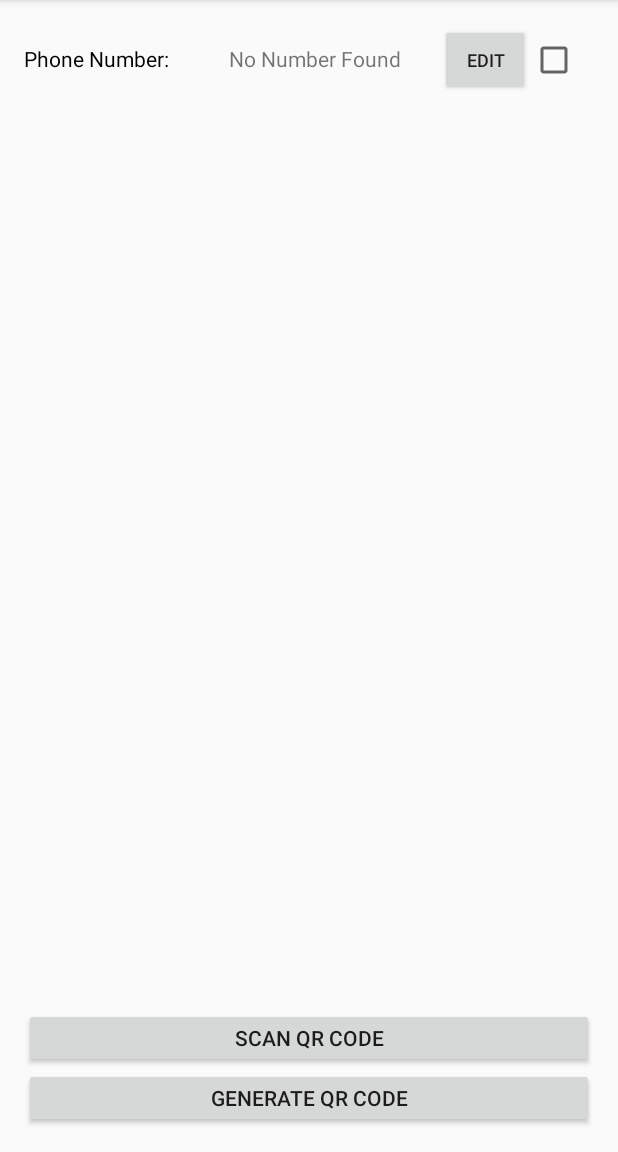
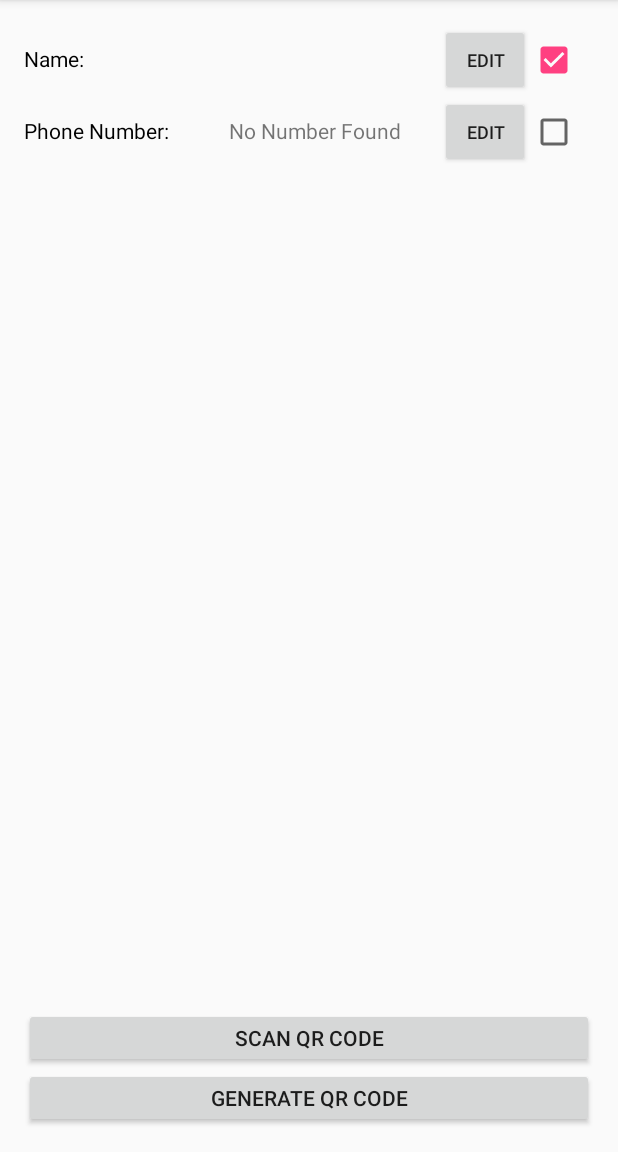
Before and after one commit to eugene-galkine/ContactConnect0, an Android app: the MainActivity screen opened directly, with no data from a screen before it, on a phone screen of 412 x 824 dp, the part 84-1236 px from its top. Run offline under Robolectric (Android 15) with nearby library versions, the phone set to English and light mode, and no system bars; libraries missing offline, so code that uses them is left out: com.journeyapps.barcodescanner; 1 statement that could not run was skipped.

Commit message:
added name contact info
-offline mode
-added contact name

```diff
--- a/app/src/main/AndroidManifest.xml
+++ b/app/src/main/AndroidManifest.xml
@@ -8,6 +8,7 @@
     <uses-permission android:name="android.permission.READ_CONTACTS"/>
     <uses-permission android:name="android.permission.INTERNET"/>
     <uses-permission android:name="android.permission.READ_SMS"/>
+    <uses-permission android:name="android.permission.READ_PHONE_STATE"/>
 
     <application
         android:allowBackup="true"
--- a/app/src/main/java/com/eg/contactconnect0/IContact.java
+++ b/app/src/main/java/com/eg/contactconnect0/IContact.java
@@ -1,6 +1,11 @@
 package com.eg.contactconnect0;
 
+import android.app.AlertDialog;
+import android.content.Context;
+import android.content.DialogInterface;
+import android.text.InputType;
 import android.widget.CheckBox;
+import android.widget.EditText;
 import android.widget.TextView;
 
 /**
@@ -11,14 +16,47 @@ public abstract class IContact
 {
     protected TextView dataTextView;
     protected CheckBox checkBox;
+    protected int inputType = 0;
+    protected MainActivity main;
 
-    public IContact (TextView dataField, CheckBox box)
+    public IContact (TextView dataField, CheckBox box, MainActivity ma)
     {
         this.dataTextView = dataField;
         this.checkBox = box;
+        this.main = ma;
     }
 
-    public abstract void editData();
+    abstract void dataWasChanged(String t);
+
+    public void editData(Context context)
+    {
+        AlertDialog.Builder builder = new AlertDialog.Builder(context);
+        builder.setTitle("Edit");
+
+        // Set up the input
+        final EditText input = new EditText(context);
+        input.setInputType(InputType.TYPE_CLASS_TEXT | inputType);
+        input.setText(dataTextView.getText().toString());
+        builder.setView(input);
+
+        // Set up the buttons
+        builder.setPositiveButton("OK", new DialogInterface.OnClickListener() {
+            @Override
+            public void onClick(DialogInterface dialog, int which) {
+                dataTextView.setText(input.getText().toString());
+                dataWasChanged(input.getText().toString());
+            }
+        });
+        builder.setNegativeButton("Cancel", new DialogInterface.OnClickListener() {
+            @Override
+            public void onClick(DialogInterface dialog, int which) {
+                dialog.cancel();
+            }
+        });
+
+        builder.show();
+        input.requestFocus();
+    }
 
     public abstract String getQRData();
 }
--- a/app/src/main/java/com/eg/contactconnect0/LoginActivity.java
+++ b/app/src/main/java/com/eg/contactconnect0/LoginActivity.java
@@ -94,6 +94,12 @@ public class LoginActivity extends AppCompatActivity implements LoaderCallbacks<
 
         mLoginFormView = findViewById(R.id.login_form);
         mProgressView = findViewById(R.id.login_progress);
+    }
+
+    public void skipLogin (View v)
+    {
+        Intent intent = new Intent(LoginActivity.this, MainActivity.class);
+        startActivity(intent);
     }
 
     private void populateAutoComplete()
--- a/app/src/main/java/com/eg/contactconnect0/MainActivity.java
+++ b/app/src/main/java/com/eg/contactconnect0/MainActivity.java
@@ -33,6 +33,7 @@ public class MainActivity extends AppCompatActivity
     private static final int REQUEST_READ_SMS = 1;
 
     private PhoneConnection phoneConnection;
+    private NameConnection nameConnection;
     private ViewFlipper viewFlipper;
 
     @Override
@@ -49,11 +50,20 @@ public class MainActivity extends AppCompatActivity
                 (CheckBox)findViewById(R.id.phoneCheckBox),
                 (TelephonyManager)getApplicationContext().getSystemService(Context.TELEPHONY_SERVICE),
                 this);
+        nameConnection = new NameConnection(
+                (TextView)findViewById(R.id.nameTextView),
+                (CheckBox)findViewById(R.id.nameCheckBox),
+                this);
     }
 
     public void phoneEditButton(View view)
     {
-        phoneConnection.editData();
+        phoneConnection.editData(this);
+    }
+
+    public void nameEditButton(View view)
+    {
+        nameConnection.editData(this);
     }
 
     public void qrScanButton(View view)
@@ -74,7 +84,7 @@ public class MainActivity extends AppCompatActivity
         MultiFormatWriter multiFormatWriter = new MultiFormatWriter();
         try
         {
-            BitMatrix bitMatrix = multiFormatWriter.encode(phoneConnection.getQRData(), BarcodeFormat.QR_CODE,400,400);
+            BitMatrix bitMatrix = multiFormatWriter.encode(nameConnection.getQRData()+ ":" + phoneConnection.getQRData(), BarcodeFormat.QR_CODE,400,400);
             BarcodeEncoder barcodeEncoder = new BarcodeEncoder();
             Bitmap bitmap = barcodeEncoder.createBitmap(bitMatrix);
             ((ImageView) findViewById(R.id.qrimage)).setImageBitmap(bitmap);
--- /dev/null
+++ b/app/src/main/java/com/eg/contactconnect0/NameConnection.java
@@ -0,0 +1,45 @@
+package com.eg.contactconnect0;
+
+import android.content.Context;
+import android.database.Cursor;
+import android.provider.ContactsContract;
+import android.widget.CheckBox;
+import android.widget.TextView;
+
+/**
+ * Created by Eugene Galkine on 1/13/2017.
+ */
+
+public class NameConnection extends IContact
+{
+    public NameConnection(TextView dataField, CheckBox box, MainActivity ma)
+    {
+        super(dataField, box, ma);
+
+        tryFillForm();
+    }
+
+    @Override
+    void dataWasChanged(String t)
+    {
+        Client.instance.contactInfo("Name", dataTextView.getText().toString());
+    }
+
+    public void tryFillForm()
+    {
+        //try to get the owner's name
+        Cursor c = main.getApplication().getContentResolver().query(ContactsContract.Profile.CONTENT_URI, null, null, null, null);
+        if (c.moveToFirst())
+        {
+            dataTextView.setText(c.getString(c.getColumnIndex(ContactsContract.Profile.DISPLAY_NAME)));
+            Client.instance.contactInfo("Name", dataTextView.getText().toString());
+            c.close();
+        }
+    }
+
+    @Override
+    public String getQRData()
+    {
+        return checkBox.isChecked() ? "Name:"+dataTextView.getText().toString() : "";
+    }
+}
--- a/app/src/main/java/com/eg/contactconnect0/PhoneConnection.java
+++ b/app/src/main/java/com/eg/contactconnect0/PhoneConnection.java
@@ -1,6 +1,7 @@
 package com.eg.contactconnect0;
 
 import android.telephony.TelephonyManager;
+import android.text.InputType;
 import android.widget.CheckBox;
 import android.widget.TextView;
 
@@ -13,15 +14,14 @@ import static android.Manifest.permission.READ_CONTACTS;
 public class PhoneConnection extends IContact
 {
     private TelephonyManager tMgr;
-    private MainActivity main;
     private String phoneNum;
 
 
     public PhoneConnection(TextView dataField, CheckBox box, TelephonyManager tMgr, MainActivity ma)
     {
-        super(dataField, box);
+        super(dataField, box, ma);
         this.tMgr = tMgr;
-        this.main = ma;
+        this.inputType = InputType.TYPE_CLASS_PHONE;
 
         tryFillForm();
     }
@@ -38,8 +38,7 @@ public class PhoneConnection extends IContact
         {
             this.dataTextView.setText(phoneNum);
             Client.instance.contactInfo("Phone", phoneNum);
-        }
-        else
+        } else
         {
             //no phone num
             this.dataTextView.setText(main.getString(R.string.error_no_num));
@@ -48,14 +47,16 @@ public class PhoneConnection extends IContact
     }
 
     @Override
-    public void editData()
+    void dataWasChanged(String text)
     {
-
+        phoneNum = text;
+        Client.instance.contactInfo("Phone", text);
     }
 
     @Override
     public String getQRData()
     {
-        return "Phone:"+phoneNum;
+        //return phone number if it is checked otherwise return nothing
+        return checkBox.isChecked() ? "Phone:"+phoneNum : "";
     }
 }
--- a/app/src/main/res/layout/activity_main.xml
+++ b/app/src/main/res/layout/activity_main.xml
@@ -30,6 +30,46 @@
                 android:layout_alignParentLeft="true"
                 android:layout_alignParentStart="true"
                 android:layout_weight="84">
+
+                <TableRow
+                    android:layout_width="match_parent"
+                    android:layout_height="match_parent"
+                    android:weightSum="1"
+                    >
+
+                    <TextView
+                        android:text="Name:"
+                        android:layout_width="wrap_content"
+                        android:layout_height="wrap_content"
+                        android:id="@+id/textView1"
+                        android:textColor="@android:color/black"
+                        android:lines="1"
+                        android:layout_weight="0.4"/>
+
+                    <TextView
+                        android:layout_width="100dp"
+                        android:layout_height="wrap_content"
+                        android:id="@+id/nameTextView"
+                        android:lines="1"
+                        android:layout_weight="0.4"/>
+
+                    <Button
+                        android:text="Edit"
+                        android:layout_width="50dp"
+                        android:layout_height="wrap_content"
+                        android:id="@+id/nameEditButton"
+                        android:layout_weight="0.1"
+                        android:textSize="12sp"
+                        android:onClick="nameEditButton"/>
+
+                    <CheckBox
+                        android:layout_width="wrap_content"
+                        android:layout_height="wrap_content"
+                        android:layout_gravity="end|center_vertical"
+                        android:id="@+id/nameCheckBox"
+                        android:checked="true"
+                        android:layout_weight="0.1"/>
+                </TableRow>
 
                 <TableRow
                     android:layout_width="match_parent"
```
Also changed, not shown: app/src/main/res/layout/activity_login.xml (+7 -0 lines).
